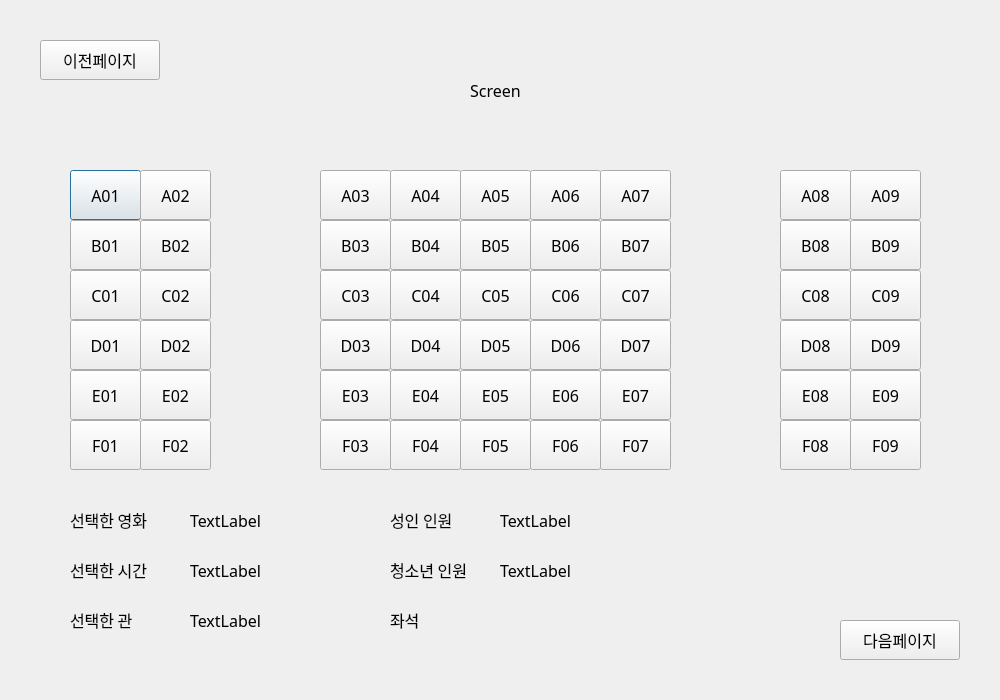
First picture: the form in ui/bookpage3.ui, repository 2sseong/mini_project_2025-03, before the edit.
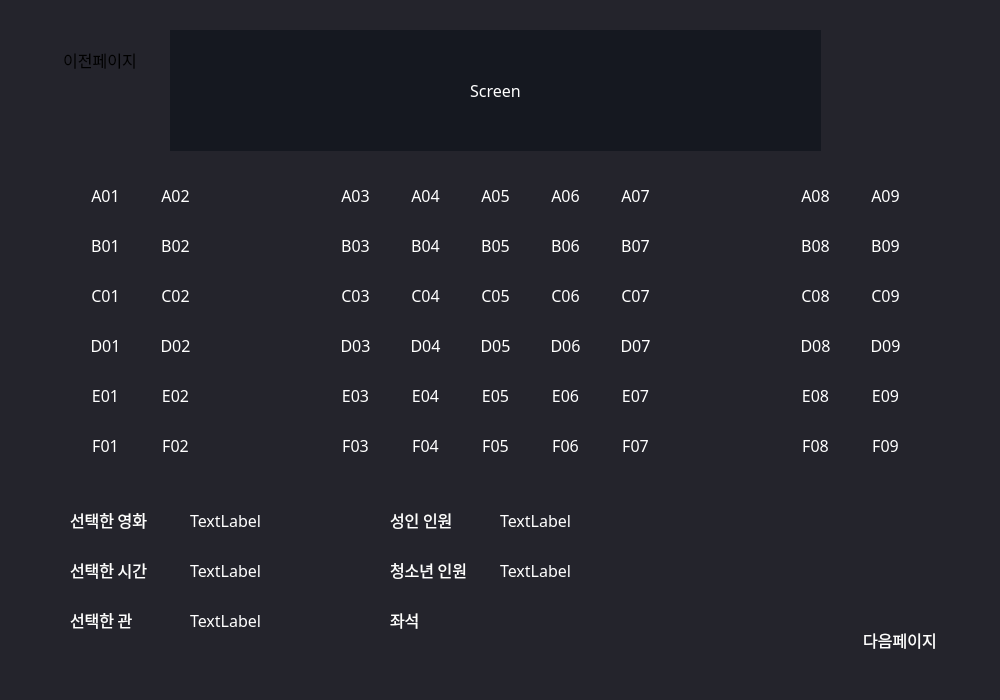
Second picture: the form after the edit.

Commit message: ui css 작업 1차 완료

```diff
--- a/ui/bookpage3.ui
+++ b/ui/bookpage3.ui
@@ -25,6 +25,9 @@
   <property name="windowTitle">
    <string>Dialog</string>
   </property>
+  <property name="styleSheet">
+   <string notr="true">background:#24242C;</string>
+  </property>
   <widget class="QPushButton" name="seat_1">
    <property name="geometry">
     <rect>
@@ -40,6 +43,15 @@
      <pointsize>12</pointsize>
     </font>
    </property>
+   <property name="styleSheet">
+    <string notr="true">background: qlineargradient(
+                    x1: 0, y1: 0, x2: 0, y2: 1,
+                    stop: 0 #31343E,
+                    stop: 1 #2C2F3F
+                );
+color: white;
+border-radius: 2px;</string>
+   </property>
    <property name="text">
     <string>A01</string>
    </property>
@@ -59,6 +71,15 @@
      <pointsize>12</pointsize>
     </font>
    </property>
+   <property name="styleSheet">
+    <string notr="true">background: qlineargradient(
+                    x1: 0, y1: 0, x2: 0, y2: 1,
+                    stop: 0 #31343E,
+                    stop: 1 #2C2F3F
+                );
+color: white;
+border-radius: 2px;</string>
+   </property>
    <property name="text">
     <string>A02</string>
    </property>
@@ -78,6 +99,15 @@
      <pointsize>12</pointsize>
     </font>
    </property>
+   <property name="styleSheet">
+    <string notr="true">background: qlineargradient(
+                    x1: 0, y1: 0, x2: 0, y2: 1,
+                    stop: 0 #31343E,
+                    stop: 1 #2C2F3F
+                );
+color: white;
+border-radius: 2px;</string>
+   </property>
    <property name="text">
     <string>B01</string>
    </property>
@@ -97,6 +127,15 @@
      <pointsize>12</pointsize>
     </font>
    </property>
+   <property name="styleSheet">
+    <string notr="true">background: qlineargradient(
+                    x1: 0, y1: 0, x2: 0, y2: 1,
+                    stop: 0 #31343E,
+                    stop: 1 #2C2F3F
+                );
+color: white;
+border-radius: 2px;</string>
+   </property>
    <property name="text">
     <string>B02</string>
    </property>
@@ -116,6 +155,15 @@
      <pointsize>12</pointsize>
     </font>
    </property>
+   <property name="styleSheet">
+    <string notr="true">background: qlineargradient(
+                    x1: 0, y1: 0, x2: 0, y2: 1,
+                    stop: 0 #31343E,
+                    stop: 1 #2C2F3F
+                );
+color: white;
+border-radius: 2px;</string>
+   </property>
    <property name="text">
     <string>D02</string>
    </property>
@@ -135,6 +183,15 @@
      <pointsize>12</pointsize>
     </font>
    </property>
+   <property name="styleSheet">
+    <string notr="true">background: qlineargradient(
+                    x1: 0, y1: 0, x2: 0, y2: 1,
+                    stop: 0 #31343E,
+                    stop: 1 #2C2F3F
+                );
+color: white;
+border-radius: 2px;</string>
+   </property>
    <property name="text">
     <string>C02</string>
    </property>
@@ -154,6 +211,15 @@
      <pointsize>12</pointsize>
     </font>
    </property>
+   <property name="styleSheet">
+    <string notr="true">background: qlineargradient(
+                    x1: 0, y1: 0, x2: 0, y2: 1,
+                    stop: 0 #31343E,
+                    stop: 1 #2C2F3F
+                );
+color: white;
+border-radius: 2px;</string>
+   </property>
    <property name="text">
     <string>C01</string>
    </property>
@@ -173,6 +239,15 @@
      <pointsize>12</pointsize>
     </font>
    </property>
+   <property name="styleSheet">
+    <string notr="true">background: qlineargradient(
+                    x1: 0, y1: 0, x2: 0, y2: 1,
+                    stop: 0 #31343E,
+                    stop: 1 #2C2F3F
+                );
+color: white;
+border-radius: 2px;</string>
+   </property>
    <property name="text">
     <string>D01</string>
    </property>
@@ -192,6 +267,15 @@
      <pointsize>12</pointsize>
     </font>
    </property>
+   <property name="styleSheet">
+    <string notr="true">background: qlineargradient(
+                    x1: 0, y1: 0, x2: 0, y2: 1,
+                    stop: 0 #31343E,
+                    stop: 1 #2C2F3F
+                );
+color: white;
+border-radius: 2px;</string>
+   </property>
    <property name="text">
     <string>E02</string>
    </property>
@@ -211,6 +295,15 @@
      <pointsize>12</pointsize>
     </font>
    </property>
+   <property name="styleSheet">
+    <string notr="true">background: qlineargradient(
+                    x1: 0, y1: 0, x2: 0, y2: 1,
+                    stop: 0 #31343E,
+                    stop: 1 #2C2F3F
+                );
+color: white;
+border-radius: 2px;</string>
+   </property>
    <property name="text">
     <string>E01</string>
    </property>
@@ -230,6 +323,15 @@
      <pointsize>12</pointsize>
     </font>
    </property>
+   <property name="styleSheet">
+    <string notr="true">background: qlineargradient(
+                    x1: 0, y1: 0, x2: 0, y2: 1,
+                    stop: 0 #31343E,
+                    stop: 1 #2C2F3F
+                );
+color: white;
+border-radius: 2px;</string>
+   </property>
    <property name="text">
     <string>B03</string>
    </property>
@@ -249,6 +351,15 @@
      <pointsize>12</pointsize>
     </font>
    </property>
+   <property name="styleSheet">
+    <string notr="true">background: qlineargradient(
+                    x1: 0, y1: 0, x2: 0, y2: 1,
+                    stop: 0 #31343E,
+                    stop: 1 #2C2F3F
+                );
+color: white;
+border-radius: 2px;</string>
+   </property>
    <property name="text">
     <string>C03</string>
    </property>
@@ -268,6 +379,15 @@
      <pointsize>12</pointsize>
     </font>
    </property>
+   <property name="styleSheet">
+    <string notr="true">background: qlineargradient(
+                    x1: 0, y1: 0, x2: 0, y2: 1,
+                    stop: 0 #31343E,
+                    stop: 1 #2C2F3F
+                );
+color: white;
+border-radius: 2px;</string>
+   </property>
    <property name="text">
     <string>A03</string>
    </property>
@@ -287,6 +407,15 @@
      <pointsize>12</pointsize>
     </font>
    </property>
+   <property name="styleSheet">
+    <string notr="true">background: qlineargradient(
+                    x1: 0, y1: 0, x2: 0, y2: 1,
+                    stop: 0 #31343E,
+                    stop: 1 #2C2F3F
+                );
+color: white;
+border-radius: 2px;</string>
+   </property>
    <property name="text">
     <string>E03</string>
    </property>
@@ -306,6 +435,15 @@
      <pointsize>12</pointsize>
     </font>
    </property>
+   <property name="styleSheet">
+    <string notr="true">background: qlineargradient(
+                    x1: 0, y1: 0, x2: 0, y2: 1,
+                    stop: 0 #31343E,
+                    stop: 1 #2C2F3F
+                );
+color: white;
+border-radius: 2px;</string>
+   </property>
    <property name="text">
     <string>D03</string>
    </property>
@@ -325,6 +463,15 @@
      <pointsize>12</pointsize>
     </font>
    </property>
+   <property name="styleSheet">
+    <string notr="true">background: qlineargradient(
+                    x1: 0, y1: 0, x2: 0, y2: 1,
+                    stop: 0 #31343E,
+                    stop: 1 #2C2F3F
+                );
+color: white;
+border-radius: 2px;</string>
+   </property>
    <property name="text">
     <string>C04</string>
    </property>
@@ -344,6 +491,15 @@
      <pointsize>12</pointsize>
     </font>
    </property>
+   <property name="styleSheet">
+    <string notr="true">background: qlineargradient(
+                    x1: 0, y1: 0, x2: 0, y2: 1,
+                    stop: 0 #31343E,
+                    stop: 1 #2C2F3F
+                );
+color: white;
+border-radius: 2px;</string>
+   </property>
    <property name="text">
     <string>B04</string>
    </property>
@@ -363,6 +519,15 @@
      <pointsize>12</pointsize>
     </font>
    </property>
+   <property name="styleSheet">
+    <string notr="true">background: qlineargradient(
+                    x1: 0, y1: 0, x2: 0, y2: 1,
+                    stop: 0 #31343E,
+                    stop: 1 #2C2F3F
+                );
+color: white;
+border-radius: 2px;</string>
+   </property>
    <property name="text">
     <string>D04</string>
    </property>
@@ -382,6 +547,15 @@
      <pointsize>12</pointsize>
     </font>
    </property>
+   <property name="styleSheet">
+    <string notr="true">background: qlineargradient(
+                    x1: 0, y1: 0, x2: 0, y2: 1,
+                    stop: 0 #31343E,
+                    stop: 1 #2C2F3F
+                );
+color: white;
+border-radius: 2px;</string>
+   </property>
    <property name="text">
     <string>E04</string>
    </property>
@@ -401,6 +575,15 @@
      <pointsize>12</pointsize>
     </font>
    </property>
+   <property name="styleSheet">
+    <string notr="true">background: qlineargradient(
+                    x1: 0, y1: 0, x2: 0, y2: 1,
+                    stop: 0 #31343E,
+                    stop: 1 #2C2F3F
+                );
+color: white;
+border-radius: 2px;</string>
+   </property>
    <property name="text">
     <string>A04</string>
    </property>
@@ -420,6 +603,15 @@
      <pointsize>12</pointsize>
     </font>
    </property>
+   <property name="styleSheet">
+    <string notr="true">background: qlineargradient(
+                    x1: 0, y1: 0, x2: 0, y2: 1,
+                    stop: 0 #31343E,
+                    stop: 1 #2C2F3F
+                );
+color: white;
+border-radius: 2px;</string>
+   </property>
    <property name="text">
     <string>D05</string>
    </property>
@@ -439,6 +631,15 @@
      <pointsize>12</pointsize>
     </font>
    </property>
+   <property name="styleSheet">
+    <string notr="true">background: qlineargradient(
+                    x1: 0, y1: 0, x2: 0, y2: 1,
+                    stop: 0 #31343E,
+                    stop: 1 #2C2F3F
+                );
+color: white;
+border-radius: 2px;</string>
+   </property>
    <property name="text">
     <string>E05</string>
    </property>
@@ -458,6 +659,15 @@
      <pointsize>12</pointsize>
     </font>
    </property>
+   <property name="styleSheet">
+    <string notr="true">background: qlineargradient(
+                    x1: 0, y1: 0, x2: 0, y2: 1,
+                    stop: 0 #31343E,
+                    stop: 1 #2C2F3F
+                );
+color: white;
+border-radius: 2px;</string>
+   </property>
    <property name="text">
     <string>A05</string>
    </property>
@@ -477,6 +687,15 @@
      <pointsize>12</pointsize>
     </font>
    </property>
+   <property name="styleSheet">
+    <string notr="true">background: qlineargradient(
+                    x1: 0, y1: 0, x2: 0, y2: 1,
+                    stop: 0 #31343E,
+                    stop: 1 #2C2F3F
+                );
+color: white;
+border-radius: 2px;</string>
+   </property>
    <property name="text">
     <string>C05</string>
    </property>
@@ -496,6 +715,15 @@
      <pointsize>12</pointsize>
     </font>
    </property>
+   <property name="styleSheet">
+    <string notr="true">background: qlineargradient(
+                    x1: 0, y1: 0, x2: 0, y2: 1,
+                    stop: 0 #31343E,
+                    stop: 1 #2C2F3F
+                );
+color: white;
+border-radius: 2px;</string>
+   </property>
    <property name="text">
     <string>B05</string>
    </property>
@@ -515,6 +743,15 @@
      <pointsize>12</pointsize>
     </font>
    </property>
+   <property name="styleSheet">
+    <string notr="true">background: qlineargradient(
+                    x1: 0, y1: 0, x2: 0, y2: 1,
+                    stop: 0 #31343E,
+                    stop: 1 #2C2F3F
+                );
+color: white;
+border-radius: 2px;</string>
+   </property>
    <property name="text">
     <string>D06</string>
    </property>
@@ -534,6 +771,15 @@
      <pointsize>12</pointsize>
     </font>
    </property>
+   <property name="styleSheet">
+    <string notr="true">background: qlineargradient(
+                    x1: 0, y1: 0, x2: 0, y2: 1,
+                    stop: 0 #31343E,
+                    stop: 1 #2C2F3F
+                );
+color: white;
+border-radius: 2px;</string>
+   </property>
    <property name="text">
     <string>C06</string>
    </property>
@@ -553,6 +799,15 @@
      <pointsize>12</pointsize>
     </font>
    </property>
+   <property name="styleSheet">
+    <string notr="true">background: qlineargradient(
+                    x1: 0, y1: 0, x2: 0, y2: 1,
+                    stop: 0 #31343E,
+                    stop: 1 #2C2F3F
+                );
+color: white;
+border-radius: 2px;</string>
+   </property>
    <property name="text">
     <string>A06</string>
    </property>
@@ -572,6 +827,15 @@
      <pointsize>12</pointsize>
     </font>
    </property>
+   <property name="styleSheet">
+    <string notr="true">background: qlineargradient(
+                    x1: 0, y1: 0, x2: 0, y2: 1,
+                    stop: 0 #31343E,
+                    stop: 1 #2C2F3F
+                );
+color: white;
+border-radius: 2px;</string>
+   </property>
    <property name="text">
     <string>E06</string>
    </property>
@@ -591,6 +855,15 @@
      <pointsize>12</pointsize>
     </font>
    </property>
+   <property name="styleSheet">
+    <string notr="true">background: qlineargradient(
+                    x1: 0, y1: 0, x2: 0, y2: 1,
+                    stop: 0 #31343E,
+                    stop: 1 #2C2F3F
+                );
+color: white;
+border-radius: 2px;</string>
+   </property>
    <property name="text">
     <string>B06</string>
    </property>
@@ -610,6 +883,15 @@
      <pointsize>12</pointsize>
     </font>
    </property>
+   <property name="styleSheet">
+    <string notr="true">background: qlineargradient(
+                    x1: 0, y1: 0, x2: 0, y2: 1,
+                    stop: 0 #31343E,
+                    stop: 1 #2C2F3F
+                );
+color: white;
+border-radius: 2px;</string>
+   </property>
    <property name="text">
     <string>C07</string>
    </property>
@@ -629,6 +911,15 @@
      <pointsize>12</pointsize>
     </font>
    </property>
+   <property name="styleSheet">
+    <string notr="true">background: qlineargradient(
+                    x1: 0, y1: 0, x2: 0, y2: 1,
+                    stop: 0 #31343E,
+                    stop: 1 #2C2F3F
+                );
+color: white;
+border-radius: 2px;</string>
+   </property>
    <property name="text">
     <string>E07</string>
    </property>
@@ -648,6 +939,15 @@
      <pointsize>12</pointsize>
     </font>
    </property>
+   <property name="styleSheet">
+    <string notr="true">background: qlineargradient(
+                    x1: 0, y1: 0, x2: 0, y2: 1,
+                    stop: 0 #31343E,
+                    stop: 1 #2C2F3F
+                );
+color: white;
+border-radius: 2px;</string>
+   </property>
    <property name="text">
     <string>B07</string>
    </property>
@@ -667,6 +967,15 @@
      <pointsize>12</pointsize>
     </font>
    </property>
+   <property name="styleSheet">
+    <string notr="true">background: qlineargradient(
+                    x1: 0, y1: 0, x2: 0, y2: 1,
+                    stop: 0 #31343E,
+                    stop: 1 #2C2F3F
+                );
+color: white;
+border-radius: 2px;</string>
+   </property>
    <property name="text">
     <string>A07</string>
    </property>
@@ -686,6 +995,15 @@
      <pointsize>12</pointsize>
     </font>
    </property>
+   <property name="styleSheet">
+    <string notr="true">background: qlineargradient(
+                    x1: 0, y1: 0, x2: 0, y2: 1,
+                    stop: 0 #31343E,
+                    stop: 1 #2C2F3F
+                );
+color: white;
+border-radius: 2px;</string>
+   </property>
    <property name="text">
     <string>D07</string>
    </property>
@@ -705,6 +1023,15 @@
      <pointsize>12</pointsize>
     </font>
    </property>
+   <property name="styleSheet">
+    <string notr="true">background: qlineargradient(
+                    x1: 0, y1: 0, x2: 0, y2: 1,
+                    stop: 0 #31343E,
+                    stop: 1 #2C2F3F
+                );
+color: white;
+border-radius: 2px;</string>
+   </property>
    <property name="text">
     <string>F06</string>
    </property>
@@ -724,6 +1051,15 @@
      <pointsize>12</pointsize>
     </font>
    </property>
+   <property name="styleSheet">
+    <string notr="true">background: qlineargradient(
+                    x1: 0, y1: 0, x2: 0, y2: 1,
+                    stop: 0 #31343E,
+                    stop: 1 #2C2F3F
+                );
+color: white;
+border-radius: 2px;</string>
+   </property>
    <property name="text">
     <string>F07</string>
    </property>
@@ -743,6 +1079,15 @@
      <pointsize>12</pointsize>
     </font>
    </property>
+   <property name="styleSheet">
+    <string notr="true">background: qlineargradient(
+                    x1: 0, y1: 0, x2: 0, y2: 1,
+                    stop: 0 #31343E,
+                    stop: 1 #2C2F3F
+                );
+color: white;
+border-radius: 2px;</string>
+   </property>
    <property name="text">
     <string>F04</string>
    </property>
@@ -762,6 +1107,15 @@
      <pointsize>12</pointsize>
     </font>
    </property>
+   <property name="styleSheet">
+    <string notr="true">background: qlineargradient(
+                    x1: 0, y1: 0, x2: 0, y2: 1,
+                    stop: 0 #31343E,
+                    stop: 1 #2C2F3F
+                );
+color: white;
+border-radius: 2px;</string>
+   </property>
    <property name="text">
     <string>F03</string>
    </property>
@@ -781,6 +1135,15 @@
      <pointsize>12</pointsize>
     </font>
    </property>
+   <property name="styleSheet">
+    <string notr="true">background: qlineargradient(
+                    x1: 0, y1: 0, x2: 0, y2: 1,
+                    stop: 0 #31343E,
+                    stop: 1 #2C2F3F
+                );
+color: white;
+border-radius: 2px;</string>
+   </property>
    <property name="text">
     <string>F05</string>
    </property>
@@ -800,6 +1163,15 @@
      <pointsize>12</pointsize>
     </font>
    </property>
+   <property name="styleSheet">
+    <string notr="true">background: qlineargradient(
+                    x1: 0, y1: 0, x2: 0, y2: 1,
+                    stop: 0 #31343E,
+                    stop: 1 #2C2F3F
+                );
+color: white;
+border-radius: 2px;</string>
+   </property>
    <property name="text">
     <string>F01</string>
    </property>
@@ -819,6 +1191,15 @@
      <pointsize>12</pointsize>
     </font>
    </property>
+   <property name="styleSheet">
+    <string notr="true">background: qlineargradient(
+                    x1: 0, y1: 0, x2: 0, y2: 1,
+                    stop: 0 #31343E,
+                    stop: 1 #2C2F3F
+                );
+color: white;
+border-radius: 2px;</string>
+   </property>
    <property name="text">
     <string>F02</string>
    </property>
@@ -838,6 +1219,15 @@
      <pointsize>12</pointsize>
     </font>
    </property>
+   <property name="styleSheet">
+    <string notr="true">background: qlineargradient(
+                    x1: 0, y1: 0, x2: 0, y2: 1,
+                    stop: 0 #31343E,
+                    stop: 1 #2C2F3F
+                );
+color: white;
+border-radius: 2px;</string>
+   </property>
    <property name="text">
     <string>B09</string>
    </property>
@@ -857,6 +1247,15 @@
      <pointsize>12</pointsize>
     </font>
    </property>
+   <property name="styleSheet">
+    <string notr="true">background: qlineargradient(
+                    x1: 0, y1: 0, x2: 0, y2: 1,
+                    stop: 0 #31343E,
+                    stop: 1 #2C2F3F
+                );
+color: white;
+border-radius: 2px;</string>
+   </property>
    <property name="text">
     <string>C09</string>
    </property>
@@ -876,6 +1275,15 @@
      <pointsize>12</pointsize>
     </font>
    </property>
+   <property name="styleSheet">
+    <string notr="true">background: qlineargradient(
+                    x1: 0, y1: 0, x2: 0, y2: 1,
+                    stop: 0 #31343E,
+                    stop: 1 #2C2F3F
+                );
+color: white;
+border-radius: 2px;</string>
+   </property>
    <property name="text">
     <string>E08</string>
    </property>
@@ -895,6 +1303,15 @@
      <pointsize>12</pointsize>
     </font>
    </property>
+   <property name="styleSheet">
+    <string notr="true">background: qlineargradient(
+                    x1: 0, y1: 0, x2: 0, y2: 1,
+                    stop: 0 #31343E,
+                    stop: 1 #2C2F3F
+                );
+color: white;
+border-radius: 2px;</string>
+   </property>
    <property name="text">
     <string>A09</string>
    </property>
@@ -914,6 +1331,15 @@
      <pointsize>12</pointsize>
     </font>
    </property>
+   <property name="styleSheet">
+    <string notr="true">background: qlineargradient(
+                    x1: 0, y1: 0, x2: 0, y2: 1,
+                    stop: 0 #31343E,
+                    stop: 1 #2C2F3F
+                );
+color: white;
+border-radius: 2px;</string>
+   </property>
    <property name="text">
     <string>E09</string>
    </property>
@@ -933,6 +1359,15 @@
      <pointsize>12</pointsize>
     </font>
    </property>
+   <property name="styleSheet">
+    <string notr="true">background: qlineargradient(
+                    x1: 0, y1: 0, x2: 0, y2: 1,
+                    stop: 0 #31343E,
+                    stop: 1 #2C2F3F
+                );
+color: white;
+border-radius: 2px;</string>
+   </property>
    <property name="text">
     <string>D08</string>
    </property>
@@ -952,6 +1387,15 @@
      <pointsize>12</pointsize>
     </font>
    </property>
+   <property name="styleSheet">
+    <string notr="true">background: qlineargradient(
+                    x1: 0, y1: 0, x2: 0, y2: 1,
+                    stop: 0 #31343E,
+                    stop: 1 #2C2F3F
+                );
+color: white;
+border-radius: 2px;</string>
+   </property>
    <property name="text">
     <string>F09</string>
    </property>
@@ -971,6 +1415,15 @@
      <pointsize>12</pointsize>
     </font>
    </property>
+   <property name="styleSheet">
+    <string notr="true">background: qlineargradient(
+                    x1: 0, y1: 0, x2: 0, y2: 1,
+                    stop: 0 #31343E,
+                    stop: 1 #2C2F3F
+                );
+color: white;
+border-radius: 2px;</string>
+   </property>
    <property name="text">
     <string>F08</string>
    </property>
@@ -990,6 +1443,15 @@
      <pointsize>12</pointsize>
     </font>
    </property>
+   <property name="styleSheet">
+    <string notr="true">background: qlineargradient(
+                    x1: 0, y1: 0, x2: 0, y2: 1,
+                    stop: 0 #31343E,
+                    stop: 1 #2C2F3F
+                );
+color: white;
+border-radius: 2px;</string>
+   </property>
    <property name="text">
     <string>A08</string>
    </property>
@@ -1009,6 +1471,15 @@
      <pointsize>12</pointsize>
     </font>
    </property>
+   <property name="styleSheet">
+    <string notr="true">background: qlineargradient(
+                    x1: 0, y1: 0, x2: 0, y2: 1,
+                    stop: 0 #31343E,
+                    stop: 1 #2C2F3F
+                );
+color: white;
+border-radius: 2px;</string>
+   </property>
    <property name="text">
     <string>C08</string>
    </property>
@@ -1028,6 +1499,15 @@
      <pointsize>12</pointsize>
     </font>
    </property>
+   <property name="styleSheet">
+    <string notr="true">background: qlineargradient(
+                    x1: 0, y1: 0, x2: 0, y2: 1,
+                    stop: 0 #31343E,
+                    stop: 1 #2C2F3F
+                );
+color: white;
+border-radius: 2px;</string>
+   </property>
    <property name="text">
     <string>D09</string>
    </property>
@@ -1047,6 +1527,15 @@
      <pointsize>12</pointsize>
     </font>
    </property>
+   <property name="styleSheet">
+    <string notr="true">background: qlineargradient(
+                    x1: 0, y1: 0, x2: 0, y2: 1,
+                    stop: 0 #31343E,
+                    stop: 1 #2C2F3F
+                );
+color: white;
+border-radius: 2px;</string>
+   </property>
    <property name="text">
     <string>B08</string>
    </property>
@@ -1066,6 +1555,15 @@
      <pointsize>12</pointsize>
     </font>
    </property>
+   <property name="styleSheet">
+    <string notr="true">background: qlineargradient(
+                    x1: 0, y1: 0, x2: 0, y2: 1,
+                    stop: 0 #ffffff,
+                    stop: 1 #dddddd
+                );
+color: black;
+border-radius:4;</string>
+   </property>
    <property name="text">
     <string>이전페이지</string>
    </property>
@@ -1085,6 +1583,15 @@
      <pointsize>12</pointsize>
     </font>
    </property>
+   <property name="styleSheet">
+    <string notr="true">background: qlineargradient(
+                    x1: 0, y1: 0, x2: 0, y2: 1,
+                    stop: 0 #AF2E29,
+                    stop: 1 #8E2824
+                );
+color: white;
+border-radius: 4px;</string>
+   </property>
    <property name="text">
     <string>다음페이지</string>
    </property>
@@ -1104,6 +1611,11 @@
      <pointsize>12</pointsize>
     </font>
    </property>
+   <property name="styleSheet">
+    <string notr="true">background:#151820;
+color:white;
+</string>
+   </property>
    <property name="text">
     <string>Screen</string>
    </property>
@@ -1126,6 +1638,9 @@
      <pointsize>12</pointsize>
     </font>
    </property>
+   <property name="styleSheet">
+    <string notr="true">color:white;</string>
+   </property>
    <property name="text">
     <string>TextLabel</string>
    </property>
@@ -1145,6 +1660,9 @@
      <pointsize>12</pointsize>
     </font>
    </property>
+   <property name="styleSheet">
+    <string notr="true">color:white;</string>
+   </property>
    <property name="text">
     <string>TextLabel</string>
    </property>
@@ -1164,6 +1682,9 @@
      <pointsize>12</pointsize>
     </font>
    </property>
+   <property name="styleSheet">
+    <string notr="true">color:white;</string>
+   </property>
    <property name="text">
     <string>선택한 영화</string>
    </property>
@@ -1183,6 +1704,9 @@
      <pointsize>12</pointsize>
     </font>
    </property>
+   <property name="styleSheet">
+    <string notr="true">color:white;</string>
+   </property>
    <property name="text">
     <string>TextLabel</string>
    </property>
@@ -1202,6 +1726,9 @@
      <pointsize>12</pointsize>
     </font>
    </property>
+   <property name="styleSheet">
+    <string notr="true">color:white;</string>
+   </property>
    <property name="text">
     <string>청소년 인원</string>
    </property>
@@ -1221,6 +1748,9 @@
      <pointsize>12</pointsize>
     </font>
    </property>
+   <property name="styleSheet">
+    <string notr="true">color:white;</string>
+   </property>
    <property name="text">
     <string>성인 인원</string>
    </property>
@@ -1240,6 +1770,9 @@
      <pointsize>12</pointsize>
     </font>
    </property>
+   <property name="styleSheet">
+    <string notr="true">color:white;</string>
+   </property>
    <property name="text">
     <string>TextLabel</string>
    </property>
@@ -1259,6 +1792,9 @@
      <pointsize>12</pointsize>
     </font>
    </property>
+   <property name="styleSheet">
+    <string notr="true">color:white;</string>
+   </property>
    <property name="text">
     <string>TextLabel</string>
    </property>
@@ -1278,6 +1814,9 @@
      <pointsize>12</pointsize>
     </font>
    </property>
+   <property name="styleSheet">
+    <string notr="true">color:white;</string>
+   </property>
    <property name="text">
     <string>선택한 관</string>
    </property>
@@ -1297,6 +1836,9 @@
      <pointsize>12</pointsize>
     </font>
    </property>
+   <property name="styleSheet">
+    <string notr="true">color:white;</string>
+   </property>
    <property name="text">
     <string>선택한 시간</string>
    </property>
@@ -1316,6 +1858,9 @@
      <pointsize>12</pointsize>
     </font>
    </property>
+   <property name="styleSheet">
+    <string notr="true">color:white;</string>
+   </property>
    <property name="text">
     <string>좌석</string>
    </property>
@@ -1335,6 +1880,9 @@
      <pointsize>12</pointsize>
     </font>
    </property>
+   <property name="styleSheet">
+    <string notr="true">color:white;</string>
+   </property>
    <property name="text">
     <string/>
    </property>
```
The commit also changes 5 other files.
